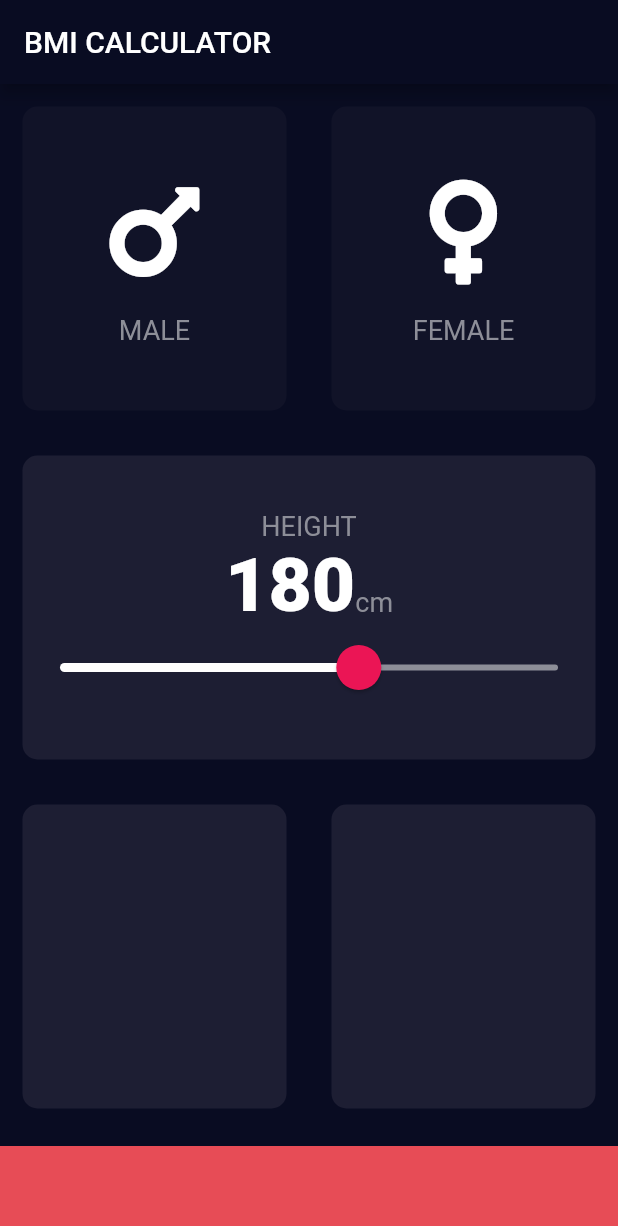
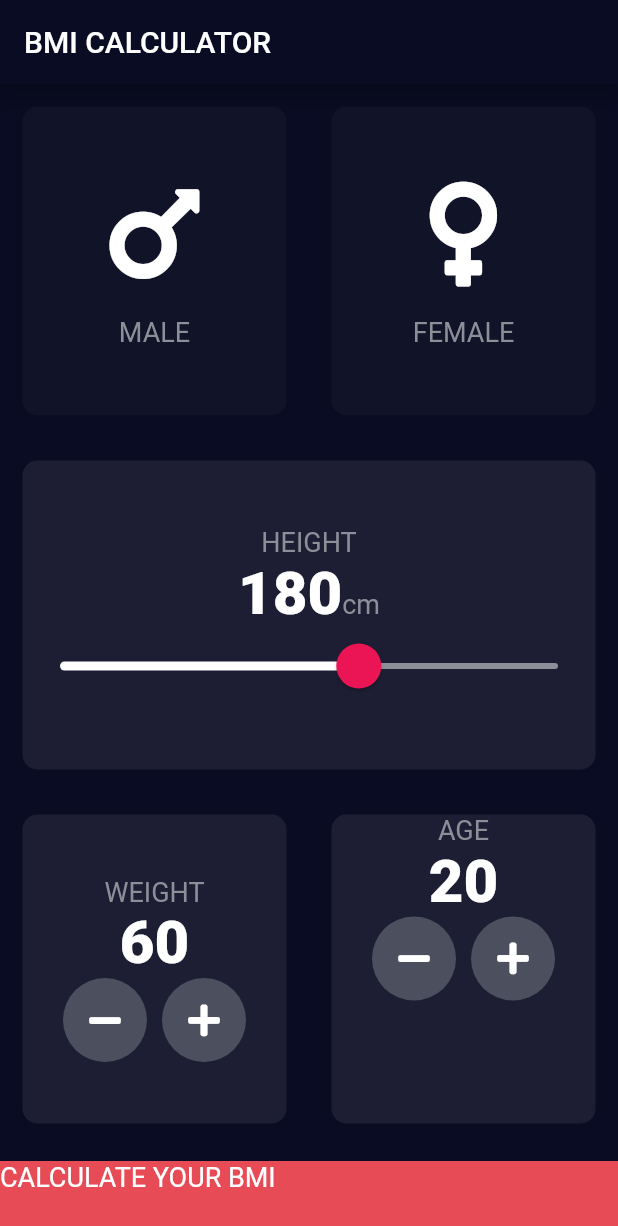
Before and after one commit to AlinaMatsyash/BMI-Flutter, a Flutter app: the screen it shows after launch, on a phone screen of 412 x 824 dp. Shown: the top 1226 px of the screen. Run offline on Flutter 3.47's test engine with Material 2 defaults, Android fonts, the phone set to English and light mode, and no system bars; our stand-ins replace font_awesome_flutter.

Commit message:
whole shell

```diff
--- a/lib/constants.dart
+++ b/lib/constants.dart
@@ -1,10 +1,10 @@
 import 'package:flutter/material.dart';
 
-const kBottomContainerHight = 60.0;
+const kBottomContainerHight = 50.0;
 const kActiveCardColour = Color(0xFF1D1E33);
 const kInactiveCardColor = Color(0xFF111328);
 const kBottomContainerColour = Color(0xFFE74C56);
 
 const kLabelTextStyle = TextStyle(fontSize: 18.0, color: Color(0xFF8D8E98));
 
-const kNumberTextStyle = TextStyle(fontSize: 50.0, fontWeight: FontWeight.w900);
+const kNumberTextStyle = TextStyle(fontSize: 40.0, fontWeight: FontWeight.w900);
--- a/lib/input_page.dart
+++ b/lib/input_page.dart
@@ -18,6 +18,8 @@ class InputPage extends StatefulWidget {
 class _InputPageState extends State<InputPage> {
   Gender selectedGender;
   int height = 180;
+  int weight = 60;
+  int age = 20;
 
   @override
   Widget build(BuildContext context) {
@@ -93,8 +95,10 @@ class _InputPageState extends State<InputPage> {
                     ),
                     SliderTheme(
                       data: SliderTheme.of(context).copyWith(
+                        inactiveTrackColor: Color(0xFF8D8E98),
                         activeTrackColor: Colors.white,
                         thumbColor: Color(0xFFEB1555),
+                        overlayColor: Color(0x29EB1555),
                         thumbShape:
                             RoundSliderThumbShape(enabledThumbRadius: 15.0),
                         overlayShape:
@@ -104,7 +108,6 @@ class _InputPageState extends State<InputPage> {
                         value: height.toDouble(),
                         min: 120.0,
                         max: 220.0,
-                        inactiveColor: Color(0xFF8D8E98),
                         onChanged: (double newValue) {
                           setState(() {
                             height = newValue.round();
@@ -120,15 +123,91 @@ class _InputPageState extends State<InputPage> {
               child: Row(
                 children: <Widget>[
                   Expanded(
-                    child: ReusableCard(colour: kActiveCardColour),
+                    child: ReusableCard(
+                      colour: kActiveCardColour,
+                      cardChild: Column(
+                        mainAxisAlignment: MainAxisAlignment.center,
+                        children: <Widget>[
+                          Text(
+                            'WEIGHT',
+                            style: kLabelTextStyle,
+                          ),
+                          Text(
+                            weight.toString(),
+                            style: kNumberTextStyle,
+                          ),
+                          Row(
+                            mainAxisAlignment: MainAxisAlignment.center,
+                            children: <Widget>[
+                              RoundIconButton(
+                                  icon: FontAwesomeIcons.minus,
+                                  onPressed: () {
+                                    setState(() {
+                                      weight--;
+                                    });
+                                  }),
+                              SizedBox(width: 10.0),
+                              RoundIconButton(
+                                onPressed: () {
+                                  setState(() {
+                                    weight++;
+                                  });
+                                },
+                                icon: FontAwesomeIcons.plus,
+                              ),
+                            ],
+                          ),
+                        ],
+                      ),
+                    ),
                   ),
                   Expanded(
-                    child: ReusableCard(colour: kActiveCardColour),
+                    child: ReusableCard(
+                      colour: kActiveCardColour,
+                      cardChild: Column(
+                        children: <Widget>[
+                          Text(
+                            'AGE',
+                            style: kLabelTextStyle,
+                          ),
+                          Text(
+                            age.toString(),
+                            style: kNumberTextStyle,
+                          ),
+                          Row(
+                            mainAxisAlignment: MainAxisAlignment.center,
+                            children: <Widget>[
+                              RoundIconButton(
+                                icon: FontAwesomeIcons.minus,
+                                onPressed: () {
+                                  setState(() {
+                                    age--;
+                                  });
+                                },
+                              ),
+                              SizedBox(width: 10.0),
+                              RoundIconButton(
+                                icon: FontAwesomeIcons.plus,
+                                onPressed: () {
+                                  setState(() {
+                                    age++;
+                                  });
+                                },
+                              )
+                            ],
+                          )
+                        ],
+                      ),
+                    ),
                   ),
                 ],
               ),
             ),
             Container(
+              child: Text(
+                'CALCULATE YOUR BMI',
+                style: TextStyle(color: Colors.white, fontSize: 18),
+              ),
               color: kBottomContainerColour,
               margin: EdgeInsets.only(top: 10.0),
               width: double.infinity,
@@ -138,3 +217,22 @@ class _InputPageState extends State<InputPage> {
         ));
   }
 }
+
+class RoundIconButton extends StatelessWidget {
+  RoundIconButton({@required this.icon, @required this.onPressed});
+
+  final IconData icon;
+  final Function onPressed;
+
+  @override
+  Widget build(BuildContext context) {
+    return RawMaterialButton(
+      child: Icon(icon),
+      onPressed: onPressed,
+      elevation: 0.0,
+      constraints: BoxConstraints.tightFor(width: 56.0, height: 56.0),
+      shape: CircleBorder(),
+      fillColor: Color(0xFF4C4F5E),
+    );
+  }
+}
--- a/lib/main.dart
+++ b/lib/main.dart
@@ -8,9 +8,9 @@ class BMICalculator extends StatelessWidget {
   Widget build(BuildContext context) {
     return MaterialApp(
       theme: ThemeData.dark().copyWith(
-          primaryColor: Color(0xFF090C22),
-          scaffoldBackgroundColor: Color(0xFF090C22),
-        ),
+        primaryColor: Color(0xFF090C22),
+        scaffoldBackgroundColor: Color(0xFF090C22),
+      ),
       home: InputPage(),
     );
   }
```
Also changed, not shown: 5 other files.
